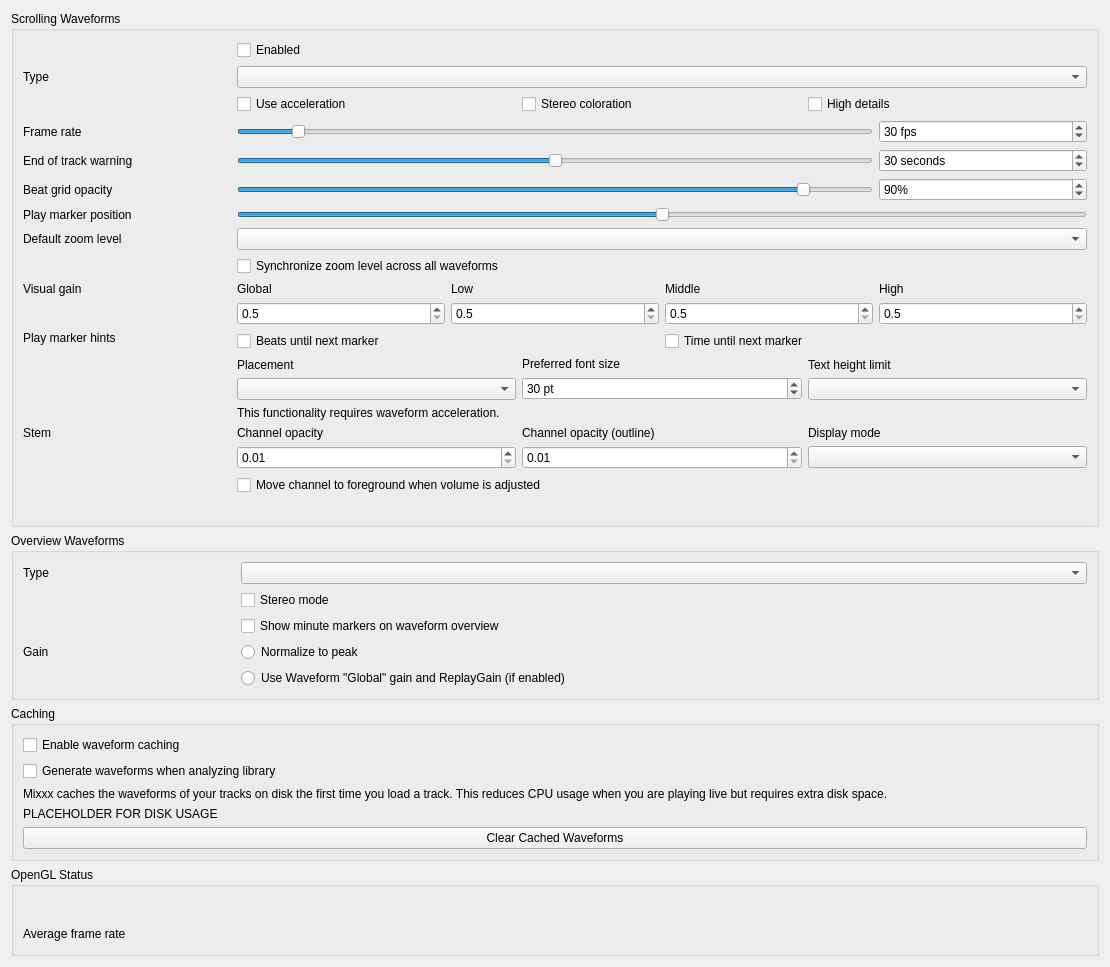
Qt form src/preferences/dialog/dlgprefwaveformdlg.ui (mixxxdj/mixxx) before a commit.
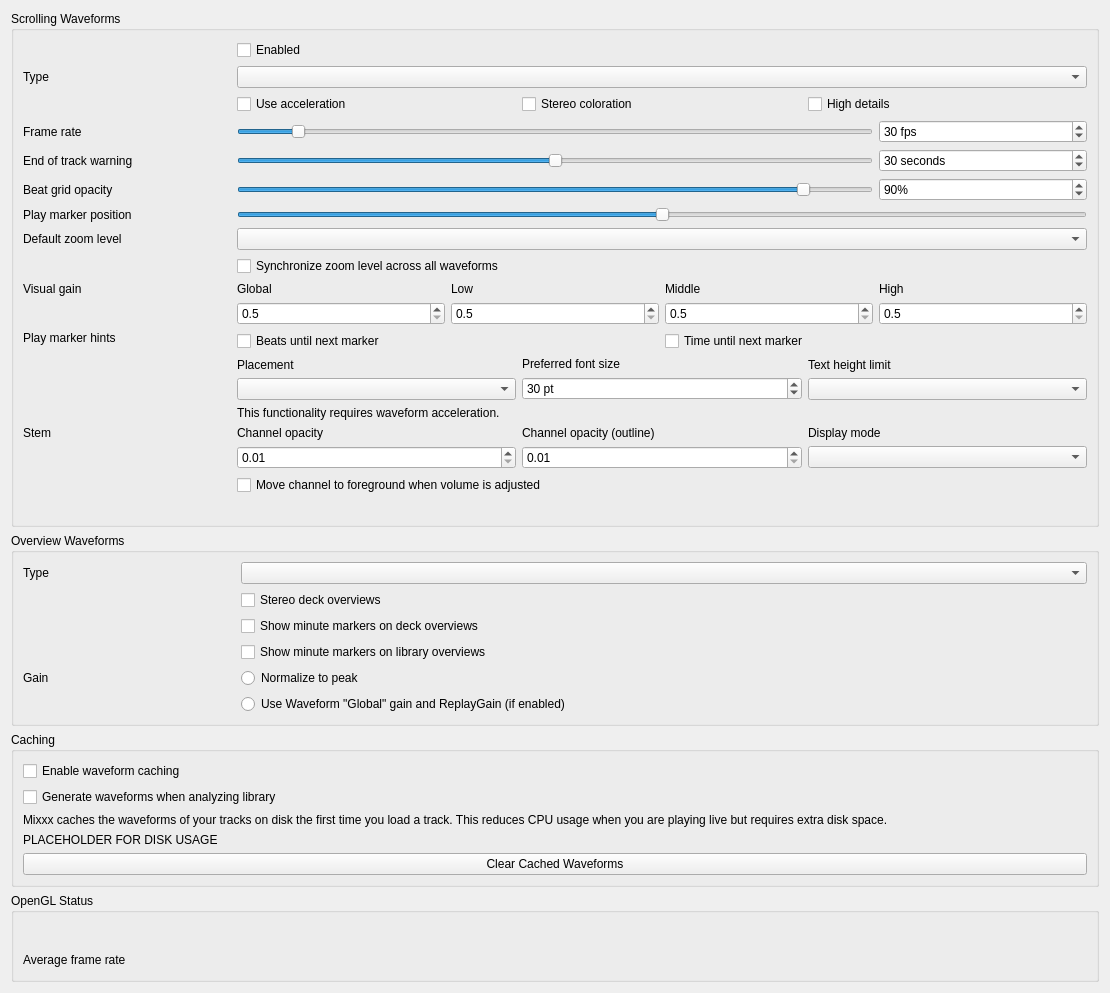
The same form after that commit.

Commit message: library: draw minute markers on overview waveform

```diff
--- a/src/preferences/dialog/dlgprefwaveformdlg.ui
+++ b/src/preferences/dialog/dlgprefwaveformdlg.ui
@@ -740,7 +740,7 @@
      <item row="1" column="1" colspan="4">
       <widget class="QCheckBox" name="overviewStereoCheckBox">
        <property name="text">
-        <string>Stereo mode</string>
+        <string>Stereo deck overviews</string>
        </property>
       </widget>
      </item>
@@ -748,12 +748,20 @@
      <item row="2" column="1" colspan="4">
       <widget class="QCheckBox" name="overviewMinuteMarkersCheckBox">
        <property name="text">
-        <string>Show minute markers on waveform overview</string>
+        <string>Show minute markers on deck overviews</string>
        </property>
       </widget>
      </item>
 
-     <item row="3" column="0">
+     <item row="3" column="1" colspan="4">
+      <widget class="QCheckBox" name="overviewLibraryMinuteMarkersCheckBox">
+       <property name="text">
+        <string>Show minute markers on library overviews</string>
+       </property>
+      </widget>
+     </item>
+
+     <item row="4" column="0">
       <widget class="QLabel" name="overview_gain_label">
        <property name="toolTip">
         <string extracomment="Select a gain mode for the waveform overview."/>
@@ -763,7 +771,7 @@
        </property>
       </widget>
      </item>
-     <item row="3" column="1" colspan="4">
+     <item row="4" column="1" colspan="4">
       <widget class="QRadioButton" name="overview_scale_normalize">
        <property name="text">
         <string>Normalize to peak</string>
@@ -773,7 +781,7 @@
        </attribute>
       </widget>
      </item>
-     <item row="4" column="1" colspan="4">
+     <item row="5" column="1" colspan="4">
       <widget class="QRadioButton" name="overview_scale_allReplayGain">
        <property name="text">
         <string extracomment="'Global' refers to the 'Global' visual gain in the scrolling waveform settings">Use Waveform "Global" gain and ReplayGain (if enabled)</string>
```
Left out of the diff: 1 changed line with no effect on the pictures. The commit also changes 4 other files.
